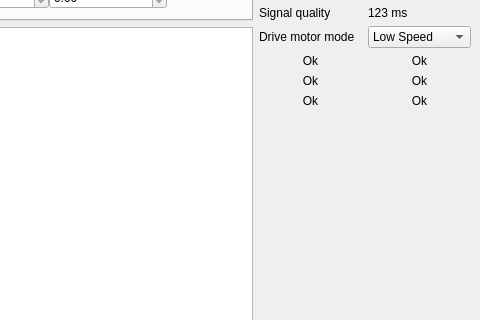
First picture: the form in catkin_ws/src/hci/MainWindow_V4.ui, repository mcgill-robotics-archive/rover-archive, before the edit; both pictures show x 514 to 994 and y 170 to 490 of the 994 by 779 pixel window.
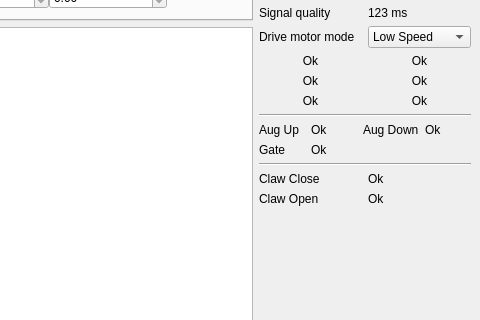
Second picture: the form after the edit. Custom widgets are drawn as their Qt base class.

Commit message: Create indicators and message type for the limit switches

```diff
--- a/catkin_ws/src/hci/MainWindow_V4.ui
+++ b/catkin_ws/src/hci/MainWindow_V4.ui
@@ -822,6 +822,98 @@
         </item>
        </layout>
       </item>
+      <item>
+       <widget class="Line" name="line_2">
+        <property name="orientation">
+         <enum>Qt::Horizontal</enum>
+        </property>
+       </widget>
+      </item>
+      <item>
+       <layout class="QGridLayout" name="gridLayout_7">
+        <item row="0" column="0">
+         <widget class="QLabel" name="label_10">
+          <property name="text">
+           <string>Aug Up</string>
+          </property>
+         </widget>
+        </item>
+        <item row="0" column="1">
+         <widget class="QLabel" name="AugUpLim">
+          <property name="text">
+           <string>Ok</string>
+          </property>
+         </widget>
+        </item>
+        <item row="0" column="2">
+         <widget class="QLabel" name="label_8">
+          <property name="text">
+           <string>Aug Down</string>
+          </property>
+         </widget>
+        </item>
+        <item row="0" column="3">
+         <widget class="QLabel" name="AugDnLim">
+          <property name="text">
+           <string>Ok</string>
+          </property>
+         </widget>
+        </item>
+        <item row="1" column="0">
+         <widget class="QLabel" name="label_11">
+          <property name="text">
+           <string>Gate</string>
+          </property>
+         </widget>
+        </item>
+        <item row="1" column="1">
+         <widget class="QLabel" name="GateLim">
+          <property name="text">
+           <string>Ok</string>
+          </property>
+         </widget>
+        </item>
+       </layout>
+      </item>
+      <item>
+       <widget class="Line" name="line_3">
+        <property name="orientation">
+         <enum>Qt::Horizontal</enum>
+        </property>
+       </widget>
+      </item>
+      <item>
+       <layout class="QGridLayout" name="gridLayout_8">
+        <item row="0" column="0">
+         <widget class="QLabel" name="label_17">
+          <property name="text">
+           <string>Claw Close</string>
+          </property>
+         </widget>
+        </item>
+        <item row="0" column="1">
+         <widget class="QLabel" name="ClawOpenLimit">
+          <property name="text">
+           <string>Ok</string>
+          </property>
+         </widget>
+        </item>
+        <item row="1" column="0">
+         <widget class="QLabel" name="label_22">
+          <property name="text">
+           <string>Claw Open</string>
+          </property>
+         </widget>
+        </item>
+        <item row="1" column="1">
+         <widget class="QLabel" name="ClawCloseLimit">
+          <property name="text">
+           <string>Ok</string>
+          </property>
+         </widget>
+        </item>
+       </layout>
+      </item>
       <item>
        <spacer name="verticalSpacer">
         <property name="orientation">
```
Left out of the diff: 12 changed lines with no effect on the pictures. The commit also changes 6 other files.
